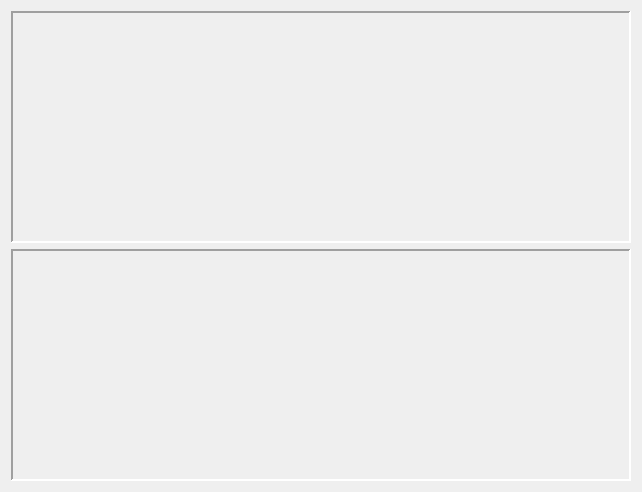
The window that jackcontrol/jackscopewidget.ui (6676401088/jackcontrol) describes before a commit, drawn with Qt 5.
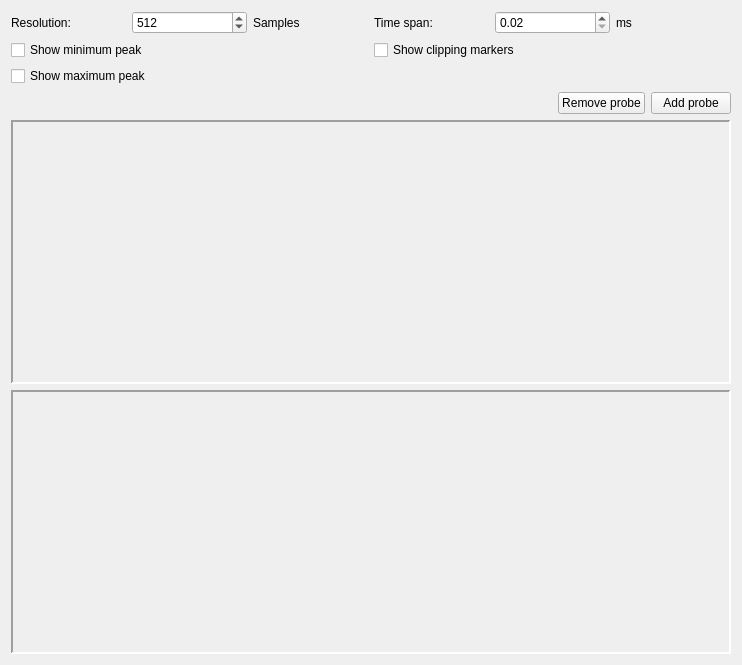
The same window after the commit. Icons and pictures are not drawn.

```diff
--- a/jackcontrol/jackscopewidget.ui
+++ b/jackcontrol/jackscopewidget.ui
@@ -6,16 +6,147 @@
    <rect>
     <x>0</x>
     <y>0</y>
-    <width>642</width>
-    <height>492</height>
+    <width>742</width>
+    <height>665</height>
    </rect>
   </property>
   <property name="windowTitle">
    <string>Form</string>
   </property>
   <layout class="QVBoxLayout" name="verticalLayout">
+   <item>
+    <layout class="QGridLayout" name="gridLayout">
+     <item row="0" column="2">
+      <widget class="QLabel" name="label_2">
+       <property name="text">
+        <string>Samples</string>
+       </property>
+      </widget>
+     </item>
+     <item row="0" column="1">
+      <widget class="QSpinBox" name="resolutionSpinBox">
+       <property name="minimum">
+        <number>16</number>
+       </property>
+       <property name="maximum">
+        <number>999999999</number>
+       </property>
+       <property name="singleStep">
+        <number>16</number>
+       </property>
+       <property name="value">
+        <number>512</number>
+       </property>
+      </widget>
+     </item>
+     <item row="0" column="0">
+      <widget class="QLabel" name="label">
+       <property name="text">
+        <string>Resolution:</string>
+       </property>
+      </widget>
+     </item>
+     <item row="0" column="5">
+      <widget class="QLabel" name="label_4">
+       <property name="text">
+        <string>ms</string>
+       </property>
+      </widget>
+     </item>
+     <item row="0" column="3">
+      <widget class="QLabel" name="label_3">
+       <property name="text">
+        <string>Time span:</string>
+       </property>
+      </widget>
+     </item>
+     <item row="0" column="4">
+      <widget class="QDoubleSpinBox" name="timeSpanDoubleSpinBox">
+       <property name="minimum">
+        <double>0.020000000000000</double>
+       </property>
+       <property name="maximum">
+        <double>100000000000000004764729344.000000000000000</double>
+       </property>
+       <property name="singleStep">
+        <double>0.500000000000000</double>
+       </property>
+      </widget>
+     </item>
+    </layout>
+   </item>
+   <item>
+    <layout class="QGridLayout" name="gridLayout_2">
+     <item row="1" column="0">
+      <widget class="QCheckBox" name="showMaximumPeakCheckBox">
+       <property name="text">
+        <string>Show maximum peak</string>
+       </property>
+      </widget>
+     </item>
+     <item row="0" column="0">
+      <widget class="QCheckBox" name="showMinimumPeakCheckBox">
+       <property name="text">
+        <string>Show minimum peak</string>
+       </property>
+      </widget>
+     </item>
+     <item row="0" column="1">
+      <widget class="QCheckBox" name="showClippingMarkersCheckBox">
+       <property name="text">
+        <string>Show clipping markers</string>
+       </property>
+      </widget>
+     </item>
+    </layout>
+   </item>
+   <item>
+    <layout class="QHBoxLayout" name="horizontalLayout">
+     <item>
+      <spacer name="horizontalSpacer">
+       <property name="orientation">
+        <enum>Qt::Horizontal</enum>
+       </property>
+       <property name="sizeHint" stdset="0">
+        <size>
+         <width>40</width>
+         <height>20</height>
+        </size>
+       </property>
+      </spacer>
+     </item>
+     <item>
+      <widget class="QPushButton" name="removeProbePushButton">
+       <property name="text">
+        <string>Remove probe</string>
+       </property>
+       <property name="icon">
+        <iconset resource="resources.qrc">
+         <normaloff>:/images/list-remove.svg</normaloff>:/images/list-remove.svg</iconset>
+       </property>
+      </widget>
+     </item>
+     <item>
+      <widget class="QPushButton" name="addProbePushButton">
+       <property name="text">
+        <string>Add probe</string>
+       </property>
+       <property name="icon">
+        <iconset resource="resources.qrc">
+         <normaloff>:/images/list-add.svg</normaloff>:/images/list-add.svg</iconset>
+       </property>
+      </widget>
+     </item>
+    </layout>
+   </item>
    <item>
     <widget class="QLabel" name="labelTimeDomain">
+     <property name="sizePolicy">
+      <sizepolicy hsizetype="Expanding" vsizetype="Expanding">
+       <horstretch>0</horstretch>
+       <verstretch>0</verstretch>
+      </sizepolicy>
+     </property>
      <property name="styleSheet">
       <string notr="true"/>
      </property>
@@ -35,6 +166,12 @@
    </item>
    <item>
     <widget class="QLabel" name="labelFrequencyDomain">
+     <property name="sizePolicy">
+      <sizepolicy hsizetype="Expanding" vsizetype="Expanding">
+       <horstretch>0</horstretch>
+       <verstretch>0</verstretch>
+      </sizepolicy>
+     </property>
      <property name="styleSheet">
       <string notr="true"/>
      </property>
```
Left out of the diff: 6 changed lines with no effect on the pictures.
